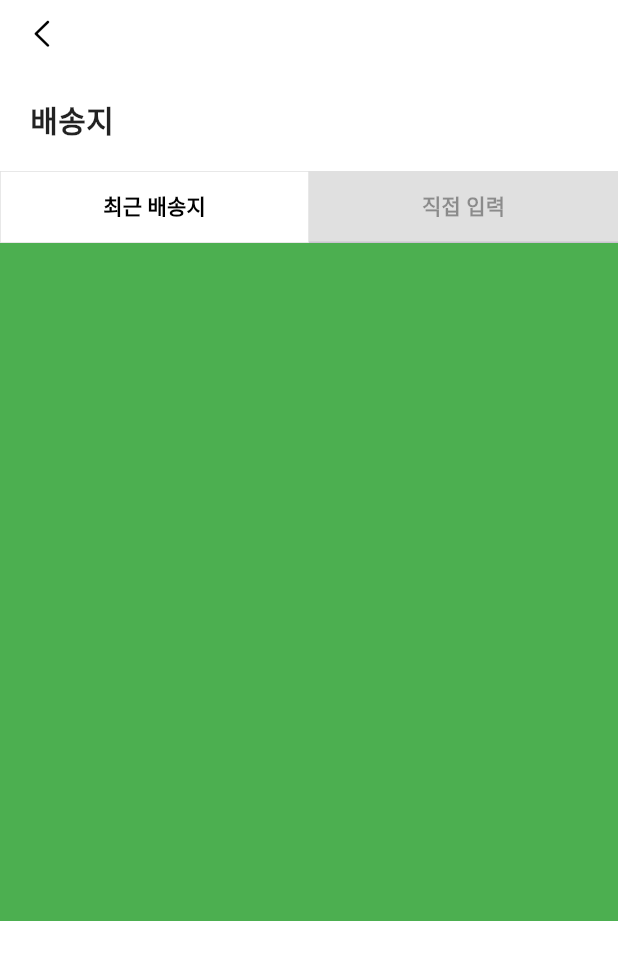
After one commit to chugue/ropa-flutter-project, a Flutter app: the screen it shows after launch, on a phone screen of 412 x 824 dp. The commit adds this screen. Shown: the top 960 px of the screen. Run offline on Flutter 3.47's test engine with Material 3 defaults, Android fonts, the phone set to English and light mode, and no system bars; our stand-ins replace google_fonts.

Commit message:
to merge

```diff
--- /dev/null
+++ b/lib/holder/buy/_address_tab.dart
@@ -0,0 +1,93 @@
+import 'package:flutter/cupertino.dart';
+import 'package:flutter/material.dart';
+
+class AddressTab extends StatefulWidget {
+  const AddressTab({Key? key}) : super(key: key);
+
+  @override
+  State<AddressTab> createState() => _AddressTabState();
+}
+
+class _AddressTabState extends State<AddressTab>
+    with SingleTickerProviderStateMixin {
+  @override
+  Widget build(BuildContext context) {
+    return Container(
+      color: Colors.black12,
+      height: 500,
+      child: DefaultTabController(
+        length: 2,
+        child: Column(
+          children: [
+            _buildTabBar(),
+            Expanded(child: _buildTabBarView()),
+          ],
+        ),
+      ),
+    );
+  }
+
+  TabController? _tabController;
+
+  @override
+  void initState() {
+    super.initState();
+    _tabController = new TabController(length: 2, vsync: this);
+  }
+
+  Widget _buildTabBar() {
+    return TabBar(
+      labelPadding: EdgeInsets.zero,
+      indicator: BoxDecoration(
+        color: Colors.white,
+        border: Border.all(
+          color: Colors.black12,
+          width: 0.5,
+        ),
+      ),
+      labelColor: Colors.black,
+      unselectedLabelColor: Colors.black38,
+      controller: _tabController,
+      tabs: [
+        Tab(
+          child: Container(
+            height: double.infinity,
+            width: double.infinity,
+            child: Center(
+              child: Text(
+                "최근 배송지",
+                style: TextStyle(
+                  fontWeight: FontWeight.bold,
+                ),
+              ),
+            ),
+          ),
+        ),
+        Tab(
+          child: Container(
+            height: double.infinity,
+            width: double.infinity,
+            child: Center(
+              child: Text(
+                "직접 입력",
+                style: TextStyle(
+                  fontWeight: FontWeight.bold,
+                ),
+              ),
+            ),
+          ),
+        ),
+      ],
+    );
+  }
+
+  Widget _buildTabBarView() {
+    return TabBarView(
+      controller: _tabController,
+      children: [
+        Container(color: Colors.green),
+        Container(color: Colors.red),
+      ],
+    );
+  }
+}
--- a/lib/holder/profile/profile_page.dart
+++ b/lib/holder/profile/profile_page.dart
@@ -3,6 +3,7 @@ import 'package:flutter/material.dart';
 
 import '../../components/bottom_button.dart';
 import '../../components/bottom_control.dart';
+import '../main_components/positioned_button.dart';
 import '_text_form.dart';
 
 class ProfileSetting extends StatelessWidget {
@@ -48,10 +49,7 @@ class ProfileSetting extends StatelessWidget {
           alignment: Alignment.bottomCenter, // 스택 내에서 위젯들을 위쪽 중앙에 정렬
           children: [
             BottomControl(),
-            Positioned(
-              bottom: 60,
-              child: BottomButton(),
-            ),
+            PositionedButton(),
           ],
         ),
       ),
```
Also changed, not shown: lib/holder/main_components/positioned_button.dart (added, +17 -0 lines), lib/main.dart (+3 -62 lines), pubspec.lock.
